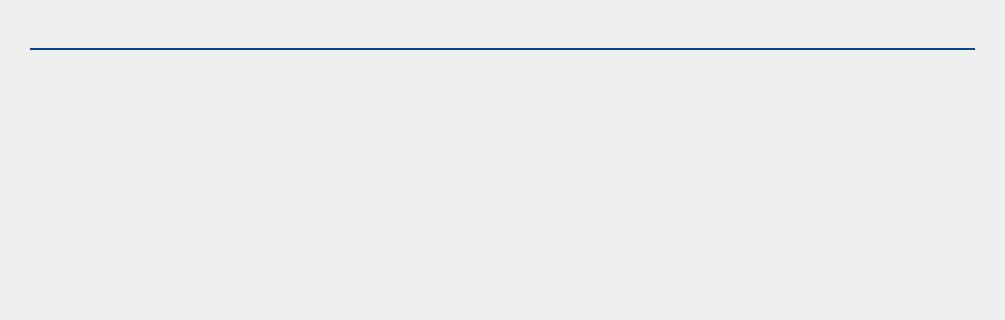
Before: the Qt Designer form parsec/core/gui/forms/central_widget.ui in Scille/parsec-cloud, drawn with Qt 5; both pictures show x 0 to 1005 and y 0 to 320 of the 1005 by 638 pixel window.
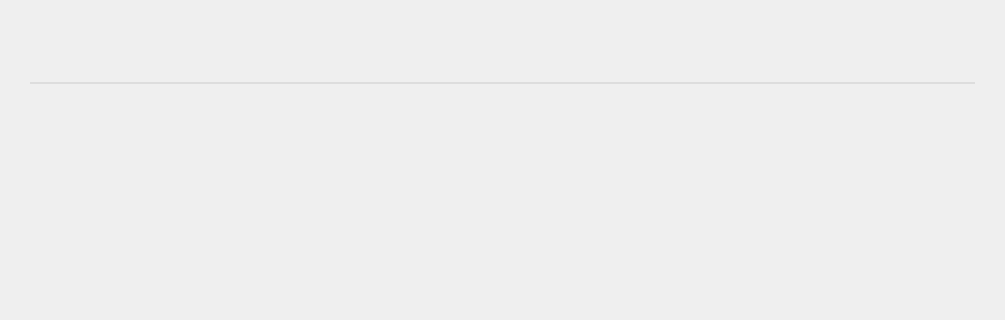
After: the same form once the commit is applied. Icons and pictures are not drawn. Custom widgets are drawn as their Qt base class.

Commit message: Moved GUI to the new design: new style, new translations, new icons, fixed some functionalities

Diff of the .ui file:
```diff
--- a/parsec/core/gui/forms/central_widget.ui
+++ b/parsec/core/gui/forms/central_widget.ui
@@ -13,6 +13,15 @@
   <property name="windowTitle">
    <string>Form</string>
   </property>
+  <property name="styleSheet">
+   <string notr="true">#line_2 {
+	color: #DDDDDD;
+}
+
+#label_title, #label_title2 {
+	color: #999999;
+}</string>
+  </property>
   <layout class="QHBoxLayout" name="horizontalLayout">
    <property name="spacing">
     <number>0</number>
@@ -71,23 +80,38 @@
        </property>
        <item>
         <layout class="QVBoxLayout" name="verticalLayout_2">
+         <property name="spacing">
+          <number>20</number>
+         </property>
          <property name="sizeConstraint">
           <enum>QLayout::SetMaximumSize</enum>
          </property>
+         <property name="leftMargin">
+          <number>30</number>
+         </property>
          <property name="topMargin">
-          <number>10</number>
+          <number>30</number>
+         </property>
+         <property name="rightMargin">
+          <number>30</number>
+         </property>
+         <property name="bottomMargin">
+          <number>30</number>
          </property>
          <item>
           <widget class="QWidget" name="widget_title" native="true">
            <layout class="QVBoxLayout" name="verticalLayout_4">
+            <property name="spacing">
+             <number>20</number>
+            </property>
             <property name="leftMargin">
-             <number>30</number>
+             <number>0</number>
             </property>
             <property name="topMargin">
              <number>0</number>
             </property>
             <property name="rightMargin">
-             <number>30</number>
+             <number>0</number>
             </property>
             <property name="bottomMargin">
              <number>0</number>
@@ -103,7 +127,7 @@
               <item>
                <widget class="QLabel" name="label_title">
                 <property name="sizePolicy">
-                 <sizepolicy hsizetype="Expanding" vsizetype="Preferred">
+                 <sizepolicy hsizetype="Preferred" vsizetype="Preferred">
                   <horstretch>0</horstretch>
                   <verstretch>0</verstretch>
                  </sizepolicy>
@@ -111,13 +135,13 @@
                 <property name="minimumSize">
                  <size>
                   <width>0</width>
-                  <height>32</height>
+                  <height>0</height>
                  </size>
                 </property>
                 <property name="maximumSize">
                  <size>
                   <width>16777215</width>
-                  <height>32</height>
+                  <height>16777215</height>
                  </size>
                 </property>
                 <property name="font">
@@ -133,7 +157,165 @@
                </widget>
               </item>
               <item>
-               <widget class="QLabel" name="label_3">
+               <widget class="QWidget" name="widget_title2" native="true">
+                <property name="minimumSize">
+                 <size>
+                  <width>0</width>
+                  <height>0</height>
+                 </size>
+                </property>
+                <property name="font">
+                 <font>
+                  <pointsize>16</pointsize>
+                 </font>
+                </property>
+                <layout class="QHBoxLayout" name="horizontalLayout_3">
+                 <property name="leftMargin">
+                  <number>0</number>
+                 </property>
+                 <property name="topMargin">
+                  <number>0</number>
+                 </property>
+                 <property name="rightMargin">
+                  <number>0</number>
+                 </property>
+                 <property name="bottomMargin">
+                  <number>0</number>
+                 </property>
+                 <item>
+                  <widget class="IconLabel" name="title2_icon">
+                   <property name="minimumSize">
+                    <size>
+                     <width>10</width>
+                     <height>10</height>
+                    </size>
+                   </property>
+                   <property name="maximumSize">
+                    <size>
+                     <width>10</width>
+                     <height>10</height>
+                    </size>
+                   </property>
+                   <property name="text">
+                    <string/>
+                   </property>
+                   <property name="pixmap">
+                    <pixmap resource="../rc/resources.qrc">:/icons/images/material/fiber_manual_record.svg</pixmap>
+                   </property>
+                   <property name="scaledContents">
+                    <bool>true</bool>
+                   </property>
+                   <property name="color" stdset="0">
+                    <color>
+                     <red>153</red>
+                     <green>153</green>
+                     <blue>153</blue>
+                    </color>
+                   </property>
+                  </widget>
+                 </item>
+                 <item>
+                  <widget class="QLabel" name="label_title2">
+                   <property name="font">
+                    <font>
+                     <pointsize>16</pointsize>
+                     <weight>75</weight>
+                     <bold>true</bold>
+                    </font>
+                   </property>
+                   <property name="text">
+                    <string/>
+                   </property>
+                  </widget>
+                 </item>
+                </layout>
+               </widget>
+              </item>
+              <item>
+               <widget class="QWidget" name="widget_title3" native="true">
+                <property name="minimumSize">
+                 <size>
+                  <width>0</width>
+                  <height>0</height>
+                 </size>
+                </property>
+                <layout class="QHBoxLayout" name="horizontalLayout_4">
+                 <property name="leftMargin">
+                  <number>0</number>
+                 </property>
+                 <property name="topMargin">
+                  <number>0</number>
+                 </property>
+                 <property name="rightMargin">
+                  <number>0</number>
+                 </property>
+                 <property name="bottomMargin">
+                  <number>0</number>
+                 </property>
+                 <item>
+                  <widget class="IconLabel" name="title3_icon">
+                   <property name="minimumSize">
+                    <size>
+                     <width>10</width>
+                     <height>10</height>
+                    </size>
+                   </property>
+                   <property name="maximumSize">
+                    <size>
+                     <width>10</width>
+                     <height>10</height>
+                    </size>
+                   </property>
+                   <property name="text">
+                    <string/>
+                   </property>
+                   <property name="pixmap">
+                    <pixmap resource="../rc/resources.qrc">:/icons/images/material/fiber_manual_record.svg</pixmap>
+                   </property>
+                   <property name="scaledContents">
+                    <bool>true</bool>
+                   </property>
+                   <property name="color" stdset="0">
+                    <color>
+                     <red>153</red>
+                     <green>153</green>
+                     <blue>153</blue>
+                    </color>
+                   </property>
+                  </widget>
+                 </item>
+                 <item>
+                  <widget class="QLabel" name="label_title3">
+                   <property name="font">
+                    <font>
+                     <pointsize>16</pointsize>
+                     <weight>75</weight>
+                     <bold>true</bold>
+                    </font>
+                   </property>
+                   <property name="text">
+                    <string/>
+                   </property>
+                  </widget>
+                 </item>
+                </layout>
+               </widget>
+              </item>
+              <item>
+               <spacer name="horizontalSpacer">
+                <property name="orientation">
+                 <enum>Qt::Horizontal</enum>
+                </property>
+                <property name="sizeHint" stdset="0">
+                 <size>
+                  <width>40</width>
+                  <height>20</height>
+                 </size>
+                </property>
+               </spacer>
+              </item>
+              <item>
+               <widget class="IconLabel" name="icon_mountpoint">
                 <property name="sizePolicy">
                  <sizepolicy hsizetype="Minimum" vsizetype="Minimum">
                   <horstretch>0</horstretch>
@@ -142,25 +324,32 @@
                 </property>
                 <property name="minimumSize">
                  <size>
-                  <width>33</width>
-                  <height>25</height>
+                  <width>24</width>
+                  <height>24</height>
                  </size>
                 </property>
                 <property name="maximumSize">
                  <size>
-                  <width>33</width>
-                  <height>25</height>
+                  <width>24</width>
+                  <height>24</height>
                  </size>
                 </property>
                 <property name="text">
                  <string/>
                 </property>
                 <property name="pixmap">
-                 <pixmap resource="../rc/resources.qrc">:/icons/images/icons/hard-drive_grey.png</pixmap>
+                 <pixmap resource="../rc/resources.qrc">:/icons/images/material/storage.svg</pixmap>
                 </property>
                 <property name="scaledContents">
                  <bool>true</bool>
                 </property>
+                <property name="color" stdset="0">
+                 <color>
+                  <red>153</red>
+                  <green>153</green>
+                  <blue>153</blue>
+                 </color>
+                </property>
                </widget>
               </item>
               <item>
@@ -197,12 +386,6 @@
             </item>
             <item>
              <widget class="Line" name="line_2">
-              <property name="styleSheet">
-               <string notr="true">#line_2
-{
-color: rgb(11, 65, 155);
-}</string>
-              </property>
               <property name="frameShadow">
                <enum>QFrame::Plain</enum>
               </property>
@@ -226,14 +409,17 @@
             </sizepolicy>
            </property>
            <layout class="QVBoxLayout" name="verticalLayout_6">
+            <property name="spacing">
+             <number>0</number>
+            </property>
             <property name="leftMargin">
-             <number>30</number>
+             <number>0</number>
             </property>
             <property name="topMargin">
-             <number>20</number>
+             <number>0</number>
             </property>
             <property name="rightMargin">
-             <number>30</number>
+             <number>0</number>
             </property>
             <property name="bottomMargin">
              <number>0</number>
@@ -287,70 +473,16 @@
        </item>
       </layout>
      </item>
-     <item>
-      <layout class="QHBoxLayout" name="horizontalLayout_7">
-       <property name="spacing">
-        <number>0</number>
-       </property>
-       <property name="rightMargin">
-        <number>15</number>
-       </property>
-       <property name="bottomMargin">
-        <number>15</number>
-       </property>
-       <item>
-        <spacer name="horizontalSpacer">
-         <property name="orientation">
-          <enum>Qt::Horizontal</enum>
-         </property>
-         <property name="sizeHint" stdset="0">
-          <size>
-           <width>40</width>
-           <height>20</height>
-          </size>
-         </property>
-        </spacer>
-       </item>
-       <item>
-        <widget class="QWidget" name="widget_taskbar" native="true">
-         <property name="sizePolicy">
-          <sizepolicy hsizetype="Preferred" vsizetype="Preferred">
-           <horstretch>0</horstretch>
-           <verstretch>0</verstretch>
-          </sizepolicy>
-         </property>
-         <property name="styleSheet">
-          <string notr="true">QWidget#widget_taskbar
-{
-background-color: rgb(255, 255, 255);
-}</string>
-         </property>
-         <layout class="QHBoxLayout" name="horizontalLayout_8">
-          <property name="spacing">
-           <number>0</number>
-          </property>
-          <property name="leftMargin">
-           <number>20</number>
-          </property>
-          <property name="topMargin">
-           <number>0</number>
-          </property>
-          <property name="rightMargin">
-           <number>0</number>
-          </property>
-          <property name="bottomMargin">
-           <number>0</number>
-          </property>
-         </layout>
-        </widget>
-       </item>
-      </layout>
-     </item>
     </layout>
    </item>
   </layout>
  </widget>
  <customwidgets>
+  <customwidget>
+   <class>IconLabel</class>
+   <extends>QLabel</extends>
+   <header>parsec.core.gui.custom_widgets</header>
+  </customwidget>
   <customwidget>
    <class>ClickableLabel</class>
    <extends>QLabel</extends>
```
The commit also changes 1063 other files.
